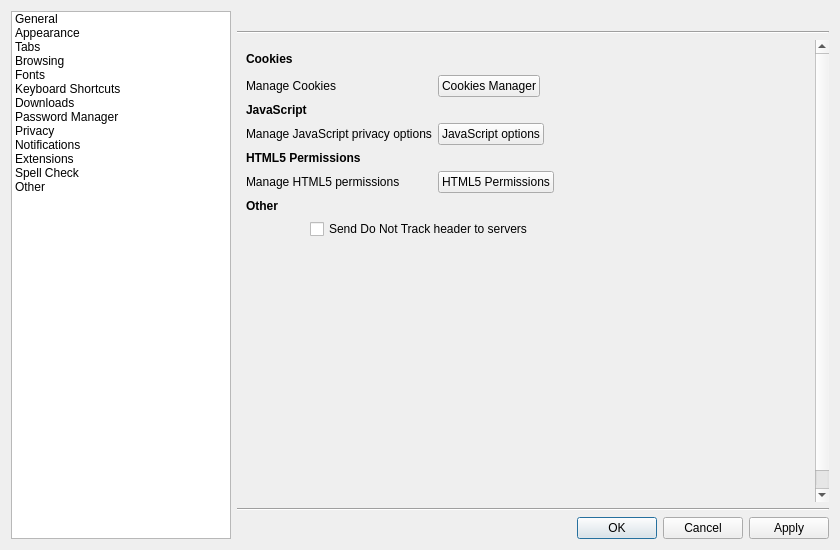
The window that src/lib/preferences/preferences.ui (KDE/falkon) describes before a commit, drawn with Qt 5.
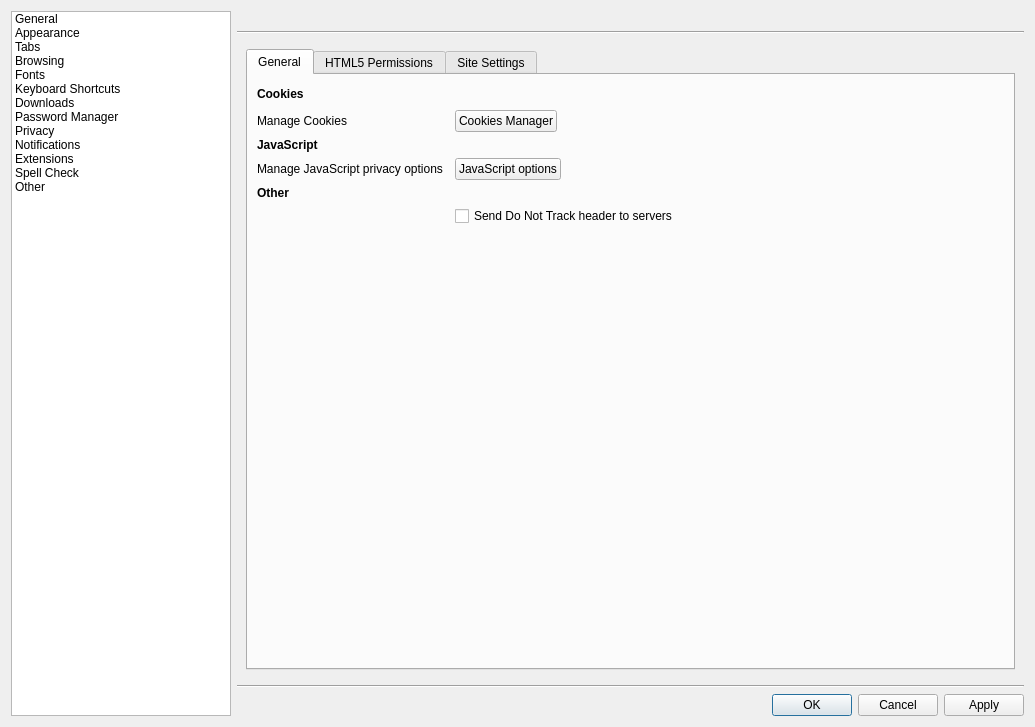
The same window after the commit. The open tabs and pages were chosen to show the change. Custom widgets are drawn as their Qt base class.

Commit message:
Implement per site permissions in database
This includes:
- Cookies
- HTML5 permissions
- WebAttributes
- Panels, tabs, GUI.

What changed in the file:
```diff
--- a/src/lib/preferences/preferences.ui
+++ b/src/lib/preferences/preferences.ui
@@ -6,8 +6,8 @@
    <rect>
     <x>0</x>
     <y>0</y>
-    <width>840</width>
-    <height>550</height>
+    <width>1035</width>
+    <height>727</height>
    </rect>
   </property>
   <property name="windowTitle">
@@ -145,8 +145,8 @@
        <rect>
         <x>0</x>
         <y>0</y>
-        <width>582</width>
-        <height>476</height>
+        <width>783</width>
+        <height>651</height>
        </rect>
       </property>
       <layout class="QVBoxLayout" name="verticalLayout_4">
@@ -2008,147 +2008,154 @@
          </widget>
          <widget class="QWidget" name="privacyPage">
           <layout class="QGridLayout" name="gridLayout_12">
-           <item row="8" column="0" colspan="3">
-            <widget class="QLabel" name="label_12">
-             <property name="text">
-              <string>&lt;b&gt;Cookies&lt;/b&gt;</string>
+           <item row="20" column="1">
+            <widget class="QTabWidget" name="tabWidget_4">
+             <property name="currentIndex">
+              <number>0</number>
              </property>
-            </widget>
-           </item>
-           <item row="20" column="0" colspan="4">
-            <widget class="QLabel" name="label_50">
-             <property name="text">
-              <string>&lt;b&gt;Other&lt;/b&gt;</string>
-             </property>
-            </widget>
-           </item>
-           <item row="28" column="0" colspan="4">
-            <spacer name="verticalSpacer_3">
-             <property name="orientation">
-              <enum>Qt::Vertical</enum>
-             </property>
-             <property name="sizeHint" stdset="0">
-              <size>
-               <width>20</width>
-               <height>40</height>
-              </size>
-             </property>
-            </spacer>
-           </item>
-           <item row="16" column="3">
-            <widget class="QPushButton" name="jsOptionsButton">
-             <property name="sizePolicy">
-              <sizepolicy hsizetype="Fixed" vsizetype="Fixed">
-               <horstretch>0</horstretch>
-               <verstretch>0</verstretch>
-              </sizepolicy>
-             </property>
-             <property name="text">
-              <string>JavaScript options</string>
-             </property>
-            </widget>
-           </item>
-           <item row="15" column="0" colspan="4">
-            <widget class="QLabel" name="label_61">
-             <property name="mouseTracking">
-              <bool>true</bool>
-             </property>
-             <property name="text">
-              <string>&lt;b&gt;JavaScript&lt;/b&gt;</string>
-             </property>
-            </widget>
-           </item>
-           <item row="12" column="3">
-            <widget class="QPushButton" name="cookieManagerBut">
-             <property name="sizePolicy">
-              <sizepolicy hsizetype="Fixed" vsizetype="Fixed">
-               <horstretch>0</horstretch>
-               <verstretch>0</verstretch>
-              </sizepolicy>
-             </property>
-             <property name="text">
-              <string>Cookies Manager</string>
-             </property>
-            </widget>
-           </item>
-           <item row="16" column="0" colspan="3">
-            <widget class="QLabel" name="label_25">
-             <property name="mouseTracking">
-              <bool>false</bool>
-             </property>
-             <property name="text">
-              <string>Manage JavaScript privacy options</string>
-             </property>
-            </widget>
-           </item>
-           <item row="22" column="0">
-            <spacer name="horizontalSpacer_20">
-             <property name="orientation">
-              <enum>Qt::Horizontal</enum>
-             </property>
-             <property name="sizeType">
-              <enum>QSizePolicy::Fixed</enum>
-             </property>
-             <property name="sizeHint" stdset="0">
-              <size>
-               <width>20</width>
-               <height>20</height>
-              </size>
-             </property>
-            </spacer>
-           </item>
-           <item row="19" column="0" colspan="3">
-            <widget class="QLabel" name="label_63">
-             <property name="text">
-              <string>Manage HTML5 permissions</string>
-             </property>
-            </widget>
-           </item>
-           <item row="12" column="0" colspan="3">
-            <widget class="QLabel" name="label_19">
-             <property name="text">
-              <string>Manage Cookies</string>
-             </property>
-            </widget>
-           </item>
-           <item row="8" column="3">
-            <spacer name="horizontalSpacer_22">
-             <property name="orientation">
-              <enum>Qt::Horizontal</enum>
-             </property>
-             <property name="sizeHint" stdset="0">
-              <size>
-               <width>40</width>
-               <height>20</height>
-              </size>
-             </property>
-            </spacer>
-           </item>
-           <item row="18" column="0" colspan="4">
-            <widget class="QLabel" name="label_62">
-             <property name="text">
-              <string>&lt;b&gt;HTML5 Permissions&lt;/b&gt;</string>
-             </property>
-            </widget>
-           </item>
-           <item row="19" column="3">
-            <widget class="QPushButton" name="html5permissions">
-             <property name="sizePolicy">
-              <sizepolicy hsizetype="Fixed" vsizetype="Fixed">
-               <horstretch>0</horstretch>
-               <verstretch>0</verstretch>
-              </sizepolicy>
-             </property>
-             <property name="text">
-              <string>HTML5 Permissions</string>
-             </property>
-            </widget>
-           </item>
-           <item row="22" column="1" colspan="3">
-            <widget class="QCheckBox" name="doNotTrack">
-             <property name="text">
-              <string>Send Do Not Track header to servers</string>
-             </property>
+             <widget class="QWidget" name="tab_9">
+              <attribute name="title">
+               <string>General</string>
+              </attribute>
+              <layout class="QGridLayout" name="gridLayout_24">
+               <item row="1" column="0">
+                <widget class="QLabel" name="label_19">
+                 <property name="text">
+                  <string>Manage Cookies</string>
+                 </property>
+                </widget>
+               </item>
+               <item row="1" column="2">
+                <widget class="QPushButton" name="cookieManagerBut">
+                 <property name="sizePolicy">
+                  <sizepolicy hsizetype="Fixed" vsizetype="Fixed">
+                   <horstretch>0</horstretch>
+                   <verstretch>0</verstretch>
+                  </sizepolicy>
+                 </property>
+                 <property name="text">
+                  <string>Cookies Manager</string>
+                 </property>
+                </widget>
+               </item>
+               <item row="0" column="2">
+                <spacer name="horizontalSpacer_22">
+                 <property name="orientation">
+                  <enum>Qt::Horizontal</enum>
+                 </property>
+                 <property name="sizeHint" stdset="0">
+                  <size>
+                   <width>40</width>
+                   <height>20</height>
+                  </size>
+                 </property>
+                </spacer>
+               </item>
+               <item row="3" column="0" colspan="3">
+                <widget class="QLabel" name="label_61">
+                 <property name="mouseTracking">
+                  <bool>true</bool>
+                 </property>
+                 <property name="text">
+                  <string>&lt;b&gt;JavaScript&lt;/b&gt;</string>
+                 </property>
+                </widget>
+               </item>
+               <item row="5" column="2">
+                <widget class="QPushButton" name="jsOptionsButton">
+                 <property name="sizePolicy">
+                  <sizepolicy hsizetype="Fixed" vsizetype="Fixed">
+                   <horstretch>0</horstretch>
+                   <verstretch>0</verstretch>
+                  </sizepolicy>
+                 </property>
+                 <property name="text">
+                  <string>JavaScript options</string>
+                 </property>
+                </widget>
+               </item>
+               <item row="8" column="2">
+                <widget class="QCheckBox" name="doNotTrack">
+                 <property name="text">
+                  <string>Send Do Not Track header to servers</string>
+                 </property>
+                </widget>
+               </item>
+               <item row="0" column="0">
+                <widget class="QLabel" name="label_12">
+                 <property name="text">
+                  <string>&lt;b&gt;Cookies&lt;/b&gt;</string>
+                 </property>
+                </widget>
+               </item>
+               <item row="8" column="0">
+                <spacer name="horizontalSpacer_20">
+                 <property name="orientation">
+                  <enum>Qt::Horizontal</enum>
+                 </property>
+                 <property name="sizeType">
+                  <enum>QSizePolicy::Fixed</enum>
+                 </property>
+                 <property name="sizeHint" stdset="0">
+                  <size>
+                   <width>20</width>
+                   <height>20</height>
+                  </size>
+                 </property>
+                </spacer>
+               </item>
+               <item row="5" column="0">
+                <widget class="QLabel" name="label_25">
+                 <property name="mouseTracking">
+                  <bool>false</bool>
+                 </property>
+                 <property name="text">
+                  <string>Manage JavaScript privacy options</string>
+                 </property>
+                </widget>
+               </item>
+               <item row="7" column="0">
+                <widget class="QLabel" name="label_50">
+                 <property name="text">
+                  <string>&lt;b&gt;Other&lt;/b&gt;</string>
+                 </property>
+                </widget>
+               </item>
+               <item row="9" column="0" colspan="3">
+                <spacer name="verticalSpacer_3">
+                 <property name="orientation">
+                  <enum>Qt::Vertical</enum>
+                 </property>
+                 <property name="sizeHint" stdset="0">
+                  <size>
+                   <width>20</width>
+                   <height>40</height>
+                  </size>
+                 </property>
+                </spacer>
+               </item>
+              </layout>
+             </widget>
+             <widget class="QWidget" name="tab_10">
+              <attribute name="title">
+               <string>HTML5 Permissions</string>
+              </attribute>
+              <layout class="QVBoxLayout" name="verticalLayout_7">
+               <item>
+                <widget class="QListWidget" name="siteSettingsHtml5List"/>
+               </item>
+              </layout>
+             </widget>
+             <widget class="QWidget" name="tab_11">
+              <attribute name="title">
+               <string>Site Settings</string>
+              </attribute>
+              <layout class="QVBoxLayout" name="verticalLayout_6">
+               <item>
+                <widget class="QListWidget" name="siteSettingsList"/>
+               </item>
+              </layout>
+             </widget>
             </widget>
            </item>
           </layout>
```
Left out of the diff: 46 changed lines with no effect on the pictures. The commit also changes 52 other files.
